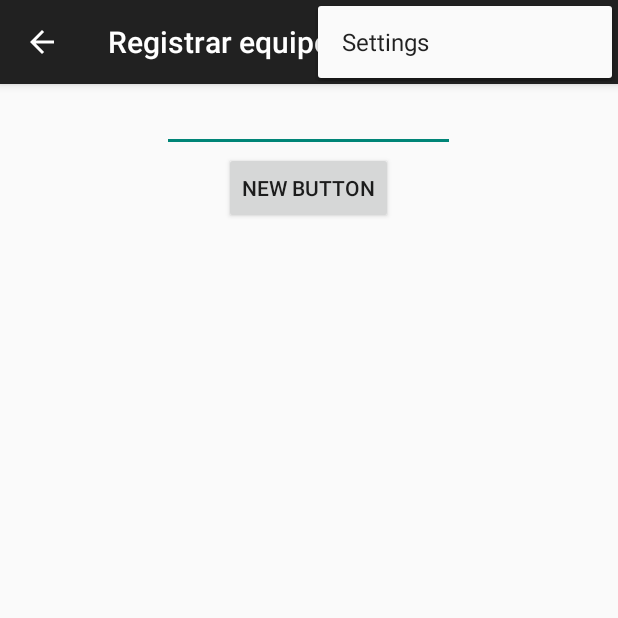
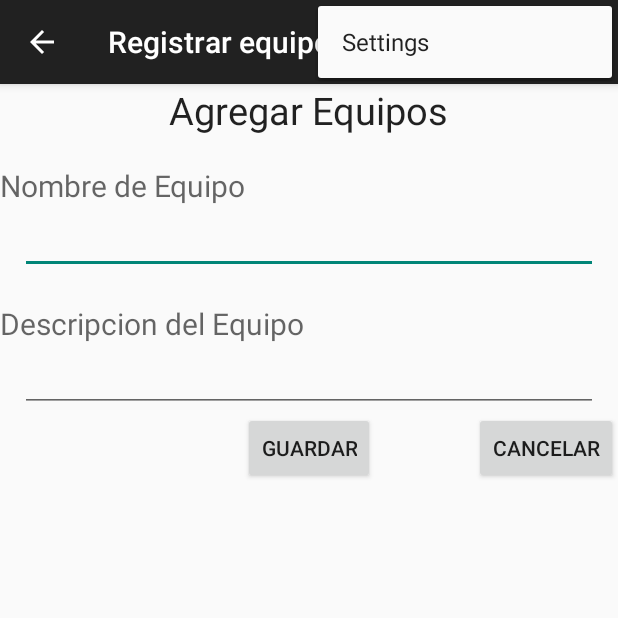
Before and after one commit to MiguelEnc/ScoreKeeper, an Android app: the fragment RegistrarEquipo placed in its activity, with the options menu open, on a phone screen of 412 x 824 dp, the top half of it. Run offline under Robolectric (Android 15) with nearby library versions, the phone set to English and light mode, and no system bars; 5 statements that could not run were skipped.

Commit message:
fragment_registrar_Equipo actualizado

```diff
--- a/app/src/main/res/layout/fragment_registrar_equipo.xml
+++ b/app/src/main/res/layout/fragment_registrar_equipo.xml
@@ -3,18 +3,125 @@
     android:layout_width="fill_parent"
     android:layout_height="match_parent"
     tools:context="example.com.trendingcode.DetailsActivity"
-    android:orientation="vertical">
+    android:orientation="vertical"
+    android:weightSum="1">
 
-    <EditText
-            android:layout_width="195dp"
+
+    <TextView
+        android:layout_width="wrap_content"
+        android:layout_height="wrap_content"
+        android:textAppearance="?android:attr/textAppearanceLarge"
+        android:text="Agregar Equipos"
+        android:id="@+id/textViewAddTeam"
+        android:textSize="25dp"
+        android:textAlignment="center"
+        android:layout_gravity="center_horizontal" />
+
+    <LinearLayout
+        android:orientation="vertical"
+        android:layout_width="fill_parent"
+        android:layout_height="wrap_content">
+
+        <TextView
+            android:layout_width="wrap_content"
             android:layout_height="wrap_content"
-            android:id="@+id/editText"
+            android:id="@+id/textView3"
+            android:layout_weight="0.03" />
+
+        <TextView
+            android:layout_width="wrap_content"
+            android:layout_height="wrap_content"
+            android:textAppearance="?android:attr/textAppearanceMedium"
+            android:text="Nombre de Equipo"
+            android:id="@+id/textView4"
+            android:textSize="20dp" />
+    </LinearLayout>
+
+    <LinearLayout
+        android:orientation="horizontal"
+        android:layout_width="match_parent"
+        android:layout_height="wrap_content">
+
+        <TextView
+            android:layout_width="wrap_content"
+            android:layout_height="wrap_content"
+            android:id="@+id/textView5"
+            android:text="    " />
+
+        <EditText
+            android:layout_width="wrap_content"
+            android:layout_height="wrap_content"
+            android:id="@+id/editTextNombreEquipo"
+            android:layout_weight="0.94" />
+
+        <TextView
+            android:layout_width="wrap_content"
+            android:layout_height="wrap_content"
+            android:id="@+id/textView6"
+            android:text="    " />
+    </LinearLayout>
+
+    <LinearLayout
+        android:orientation="vertical"
+        android:layout_width="fill_parent"
+        android:layout_height="wrap_content">
+
+        <TextView
+            android:layout_width="wrap_content"
+            android:layout_height="wrap_content"
+            android:id="@+id/textView7"
+            android:layout_weight="0.03" />
+
+        <TextView
+            android:layout_width="wrap_content"
+            android:layout_height="wrap_content"
+            android:textAppearance="?android:attr/textAppearanceMedium"
+            android:text="Descripcion del Equipo"
+            android:id="@+id/textView8"
+            android:textSize="20dp" />
+    </LinearLayout>
+
+    <LinearLayout
+        android:orientation="horizontal"
+        android:layout_width="match_parent"
+        android:layout_height="wrap_content" >
+
+        <TextView
+            android:layout_width="wrap_content"
+            android:layout_height="wrap_content"
+            android:id="@+id/textView9"
+            android:text="    " />
+
+        <EditText
+            android:layout_width="wrap_content"
+            android:layout_height="wrap_content"
+            android:id="@+id/editTextDescEquipo"
+            android:layout_weight="0.94" />
+
+        <TextView
+            android:layout_width="wrap_content"
+            android:layout_height="wrap_content"
+            android:id="@+id/textView10"
+            android:text="    " />
+    </LinearLayout>
+
+    <FrameLayout
+        android:layout_width="fill_parent"
+        android:layout_height="wrap_content">
+
+        <Button
+            android:layout_width="wrap_content"
+            android:layout_height="wrap_content"
+            android:text="Guardar"
+            android:id="@+id/buttonSaveEquipo"
             android:layout_gravity="center_horizontal|top" />
 
-    <Button
-        android:layout_width="wrap_content"
-        android:layout_height="wrap_content"
-        android:text="New Button"
-        android:id="@+id/PruebaBoton"
-        android:layout_gravity="center_horizontal" />
+        <Button
+            android:layout_width="wrap_content"
+            android:layout_height="wrap_content"
+            android:text="Cancelar"
+            android:id="@+id/buttonCancelEquipo"
+            android:layout_gravity="right|bottom" />
+    </FrameLayout>
+
 </LinearLayout>
```
